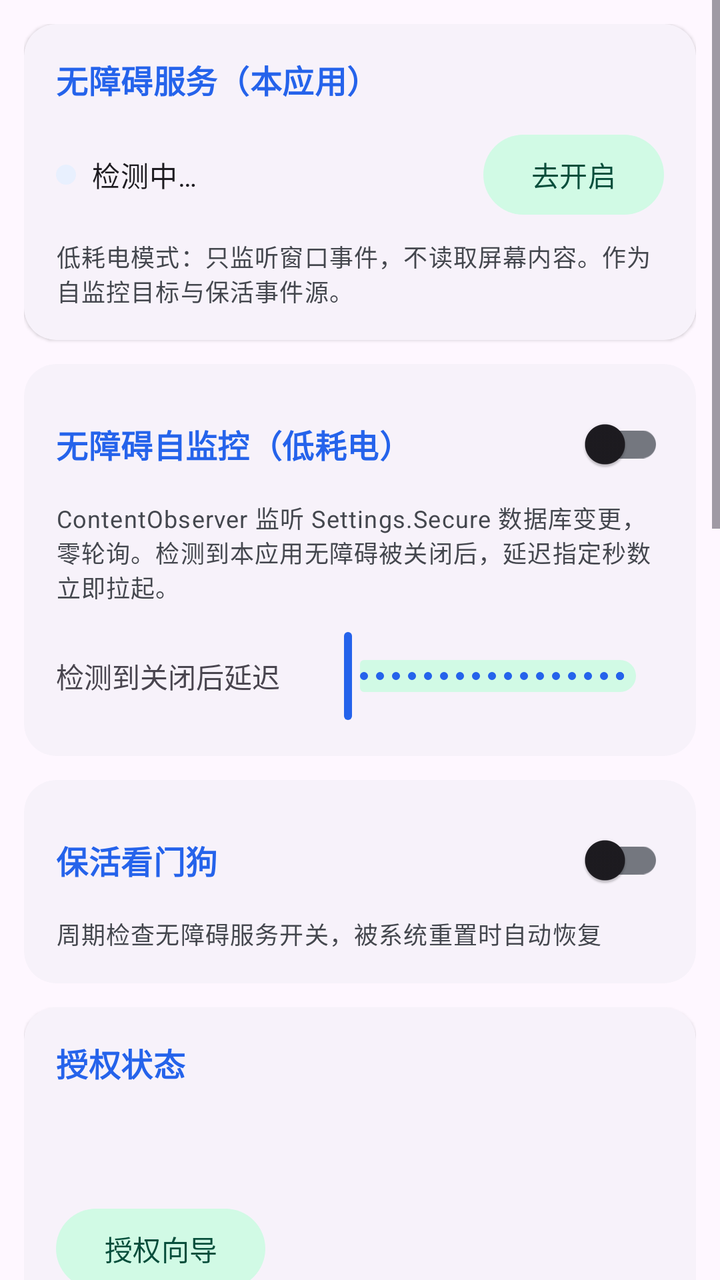
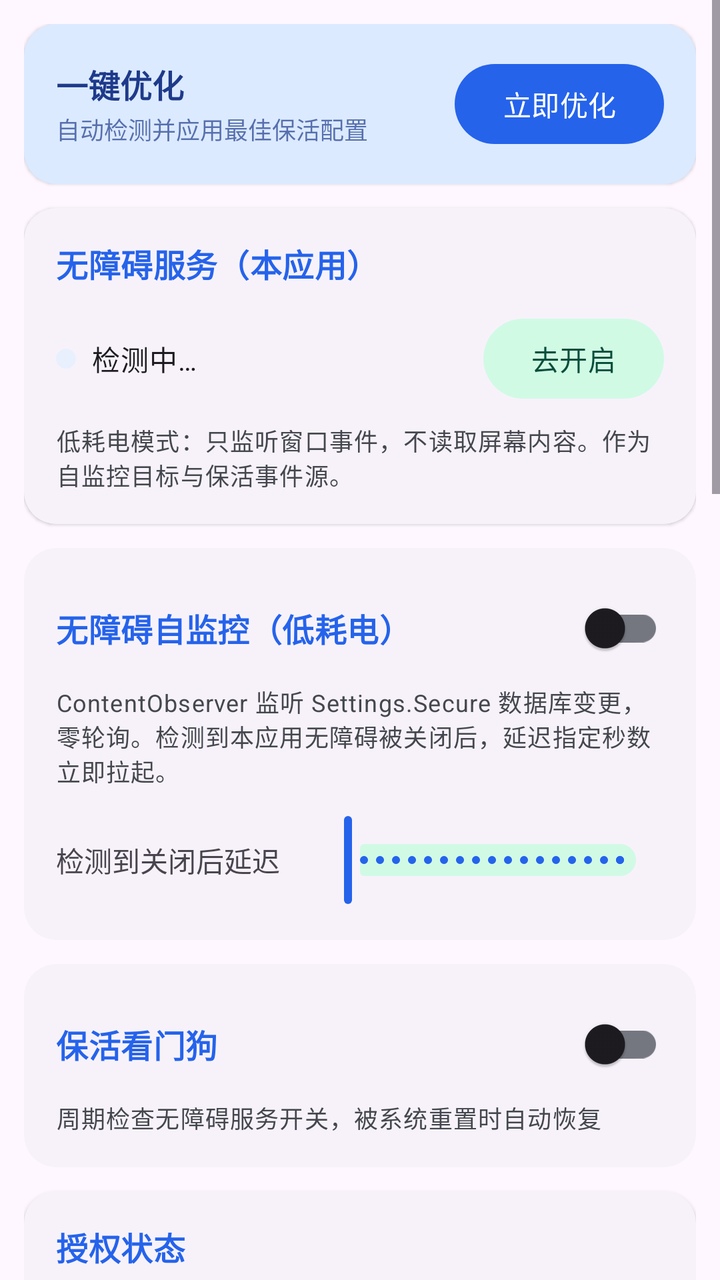

Before-and-after screenshots of an Android layout around one commit, followed by the original layout XML and the change that was made.
<!-- AndroidManifest.xml: application theme Theme.AccessibilityManagerPro -->
<!-- res/layout/fragment_home.xml -->
<?xml version="1.0" encoding="utf-8"?>
<ScrollView xmlns:android="http://schemas.android.com/apk/res/android"
    xmlns:app="http://schemas.android.com/apk/res-auto"
    android:layout_width="match_parent"
    android:layout_height="match_parent"
    android:fillViewport="true"
    android:clipToPadding="false"
    android:paddingBottom="88dp">

    <LinearLayout
        android:layout_width="match_parent"
        android:layout_height="wrap_content"
        android:orientation="vertical"
        android:padding="12dp">

        
        <com.google.android.material.card.MaterialCardView
            style="@style/Widget.Card"
            android:layout_width="match_parent"
            android:layout_height="wrap_content"
            android:layout_marginBottom="12dp">

            <LinearLayout
                android:layout_width="match_parent"
                android:layout_height="wrap_content"
                android:orientation="vertical"
                android:padding="16dp">

                <TextView
                    style="@style/TextAppearance.Section"
                    android:layout_width="wrap_content"
                    android:layout_height="wrap_content"
                    android:text="@string/home_self_access_title" />

                <LinearLayout
                    android:layout_width="match_parent"
                    android:layout_height="wrap_content"
                    android:orientation="horizontal"
                    android:gravity="center_vertical"
                    android:layout_marginTop="12dp">

                    <View
                        android:id="@+id/self_access_dot"
                        android:layout_width="10dp"
                        android:layout_height="10dp"
                        android:background="@drawable/badge_chip" />

                    <TextView
                        android:id="@+id/self_access_status"
                        android:layout_width="0dp"
                        android:layout_height="wrap_content"
                        android:layout_weight="1"
                        android:layout_marginStart="8dp"
                        android:text="@string/status_checking"
                        android:textAppearance="?attr/textAppearanceBodyMedium" />

                    <com.google.android.material.button.MaterialButton
                        android:id="@+id/btn_enable_self_access"
                        style="@style/Widget.Material3.Button.TonalButton"
                        android:layout_width="wrap_content"
                        android:layout_height="wrap_content"
                        android:text="@string/home_enable" />
                </LinearLayout>

                <TextView
                    android:layout_width="match_parent"
                    android:layout_height="wrap_content"
                    android:layout_marginTop="8dp"
                    android:text="@string/home_self_access_desc"
                    android:textAppearance="?attr/textAppearanceBodySmall"
                    android:textColor="?attr/colorOnSurfaceVariant" />
            </LinearLayout>
        </com.google.android.material.card.MaterialCardView>

        
        <com.google.android.material.card.MaterialCardView
            style="@style/Widget.Card"
            android:layout_width="match_parent"
            android:layout_height="wrap_content"
            android:layout_marginBottom="12dp">

            <LinearLayout
                android:layout_width="match_parent"
                android:layout_height="wrap_content"
                android:orientation="vertical"
                android:padding="16dp">

                <LinearLayout
                    android:layout_width="match_parent"
                    android:layout_height="wrap_content"
                    android:orientation="horizontal"
                    android:gravity="center_vertical">

                    <TextView
                        style="@style/TextAppearance.Section"
                        android:layout_width="0dp"
                        android:layout_height="wrap_content"
                        android:layout_weight="1"
                        android:text="@string/home_self_guard_title" />

                    <com.google.android.material.switchmaterial.SwitchMaterial
                        android:id="@+id/switch_self_guard"
                        android:layout_width="wrap_content"
                        android:layout_height="wrap_content" />
                </LinearLayout>

                <TextView
                    android:layout_width="match_parent"
                    android:layout_height="wrap_content"
                    android:layout_marginTop="4dp"
                    android:text="@string/home_self_guard_desc"
                    android:textAppearance="?attr/textAppearanceBodySmall"
                    android:textColor="?attr/colorOnSurfaceVariant" />

                <LinearLayout
                    android:layout_width="match_parent"
                    android:layout_height="wrap_content"
                    android:orientation="horizontal"
                    android:gravity="center_vertical"
                    android:layout_marginTop="12dp">

                    <TextView
                        android:layout_width="0dp"
                        android:layout_height="wrap_content"
                        android:layout_weight="1"
                        android:text="@string/home_self_guard_delay" />

                    <TextView
                        android:id="@+id/tv_guard_delay"
                        android:layout_width="wrap_content"
                        android:layout_height="wrap_content"
                        android:textColor="?attr/colorPrimary"
                        android:textStyle="bold" />

                    <com.google.android.material.slider.Slider
                        android:id="@+id/slider_guard_delay"
                        android:layout_width="180dp"
                        android:layout_height="wrap_content"
                        android:valueFrom="0.5"
                        android:valueTo="10"
                        android:stepSize="0.5"
                        app:labelBehavior="gone" />
                </LinearLayout>
            </LinearLayout>
        </com.google.android.material.card.MaterialCardView>

        
        <com.google.android.material.card.MaterialCardView
            style="@style/Widget.Card"
            android:layout_width="match_parent"
            android:layout_height="wrap_content"
            android:layout_marginBottom="12dp">

            <LinearLayout
                android:layout_width="match_parent"
                android:layout_height="wrap_content"
                android:orientation="vertical"
                android:padding="16dp">

                <LinearLayout
                    android:layout_width="match_parent"
                    android:layout_height="wrap_content"
                    android:orientation="horizontal"
                    android:gravity="center_vertical">

                    <TextView
                        style="@style/TextAppearance.Section"
                        android:layout_width="0dp"
                        android:layout_height="wrap_content"
                        android:layout_weight="1"
                        android:text="@string/status_watchdog" />

                    <com.google.android.material.switchmaterial.SwitchMaterial
                        android:id="@+id/switch_watchdog"
                        android:layout_width="wrap_content"
                        android:layout_height="wrap_content" />
                </LinearLayout>

                <TextView
                    android:layout_width="match_parent"
                    android:layout_height="wrap_content"
                    android:layout_marginTop="4dp"
                    android:text="@string/settings_watchdog_summary"
                    android:textAppearance="?attr/textAppearanceBodySmall"
                    android:textColor="?attr/colorOnSurfaceVariant" />
            </LinearLayout>
        </com.google.android.material.card.MaterialCardView>

        
        <com.google.android.material.card.MaterialCardView
            style="@style/Widget.Card"
            android:layout_width="match_parent"
            android:layout_height="wrap_content"
            android:layout_marginBottom="12dp">

            <LinearLayout
                android:layout_width="match_parent"
                android:layout_height="wrap_content"
                android:orientation="vertical"
                android:padding="16dp">

                <TextView
                    style="@style/TextAppearance.Section"
                    android:layout_width="wrap_content"
                    android:layout_height="wrap_content"
                    android:text="@string/status_title" />

                <TextView
                    android:id="@+id/tv_channel"
                    android:layout_width="match_parent"
                    android:layout_height="wrap_content"
                    android:layout_marginTop="8dp"
                    android:textAppearance="?attr/textAppearanceBodyMedium" />

                
                <TextView
                    android:id="@+id/tv_shizuku_status"
                    android:layout_width="match_parent"
                    android:layout_height="wrap_content"
                    android:layout_marginTop="6dp"
                    android:textAppearance="?attr/textAppearanceBodySmall"
                    android:textColor="?attr/colorOnSurfaceVariant" />

                <com.google.android.material.button.MaterialButton
                    android:id="@+id/btn_shizuku_grant"
                    style="@style/Widget.Material3.Button.TonalButton"
                    android:layout_width="wrap_content"
                    android:layout_height="wrap_content"
                    android:layout_marginTop="4dp"
                    android:text="@string/status_shizuku_grant"
                    android:visibility="gone" />

                <com.google.android.material.button.MaterialButton
                    android:id="@+id/btn_guide"
                    style="@style/Widget.Material3.Button.TonalButton"
                    android:layout_width="wrap_content"
                    android:layout_height="wrap_content"
                    android:layout_marginTop="8dp"
                    android:text="@string/status_go_guide" />

                <com.google.android.material.button.MaterialButton
                    android:id="@+id/btn_access_perm_entry"
                    style="@style/Widget.Material3.Button.OutlinedButton"
                    android:layout_width="match_parent"
                    android:layout_height="wrap_content"
                    android:layout_marginTop="8dp"
                    app:icon="@drawable/ic_gesture"
                    app:iconGravity="textStart"
                    android:text="@string/accperm_entry_title" />

                <com.google.android.material.button.MaterialButton
                    android:id="@+id/btn_perm_mgr_entry"
                    style="@style/Widget.Material3.Button.OutlinedButton"
                    android:layout_width="match_parent"
                    android:layout_height="wrap_content"
                    android:layout_marginTop="8dp"
                    app:icon="@drawable/ic_key"
                    app:iconGravity="textStart"
                    android:text="@string/permmgr_entry_title" />
            </LinearLayout>
        </com.google.android.material.card.MaterialCardView>

        
        <com.google.android.material.card.MaterialCardView
            style="@style/Widget.Card"
            android:layout_width="match_parent"
            android:layout_height="wrap_content"
            android:layout_marginBottom="12dp">

            <LinearLayout
                android:layout_width="match_parent"
                android:layout_height="wrap_content"
                android:orientation="vertical"
                android:padding="16dp">

                <TextView
                    style="@style/TextAppearance.Section"
                    android:layout_width="match_parent"
                    android:layout_height="wrap_content"
                    android:text="@string/health_dashboard_title" />

                <TextView
                    android:id="@+id/tv_health_level"
                    android:layout_width="match_parent"
                    android:layout_height="wrap_content"
                    android:layout_marginTop="4dp"
                    android:textAppearance="?attr/textAppearanceBodySmall"
                    android:textColor="?attr/colorOnSurfaceVariant"
                    android:text="@string/status_checking" />

                <LinearLayout
                    android:layout_width="match_parent"
                    android:layout_height="wrap_content"
                    android:orientation="horizontal"
                    android:layout_marginTop="12dp">

                    <LinearLayout
                        android:layout_width="0dp"
                        android:layout_height="wrap_content"
                        android:layout_weight="1"
                        android:orientation="vertical"
                        android:gravity="center_horizontal">

                        <TextView
                            android:id="@+id/tv_health_uptime"
                            android:layout_width="wrap_content"
                            android:layout_height="wrap_content"
                            android:textColor="?attr/colorPrimary"
                            android:textSize="16sp"
                            android:textStyle="bold"
                            android:text="--" />

                        <TextView
                            android:layout_width="wrap_content"
                            android:layout_height="wrap_content"
                            android:text="@string/health_uptime"
                            android:textAppearance="?attr/textAppearanceBodySmall" />
                    </LinearLayout>

                    <LinearLayout
                        android:layout_width="0dp"
                        android:layout_height="wrap_content"
                        android:layout_weight="1"
                        android:orientation="vertical"
                        android:gravity="center_horizontal">

                        <TextView
                            android:id="@+id/tv_health_killed"
                            android:layout_width="wrap_content"
                            android:layout_height="wrap_content"
                            android:textColor="?attr/colorError"
                            android:textSize="16sp"
                            android:textStyle="bold"
                            android:text="--" />

                        <TextView
                            android:layout_width="wrap_content"
                            android:layout_height="wrap_content"
                            android:text="@string/health_killed_today"
                            android:textAppearance="?attr/textAppearanceBodySmall" />
                    </LinearLayout>

                    <LinearLayout
                        android:layout_width="0dp"
                        android:layout_height="wrap_content"
                        android:layout_weight="1"
                        android:orientation="vertical"
                        android:gravity="center_horizontal">

                        <TextView
                            android:id="@+id/tv_health_success"
                            android:layout_width="wrap_content"
                            android:layout_height="wrap_content"
                            android:textColor="?attr/colorPrimary"
                            android:textSize="16sp"
                            android:textStyle="bold"
                            android:text="--" />

                        <TextView
                            android:layout_width="wrap_content"
                            android:layout_height="wrap_content"
                            android:text="@string/health_success_rate"
                            android:textAppearance="?attr/textAppearanceBodySmall" />
                    </LinearLayout>
                </LinearLayout>

                <LinearLayout
                    android:layout_width="match_parent"
                    android:layout_height="wrap_content"
                    android:orientation="horizontal"
                    android:layout_marginTop="8dp">

                    <TextView
                        android:id="@+id/tv_heartbeat_mode"
                        android:layout_width="wrap_content"
                        android:layout_height="wrap_content"
                        android:textAppearance="?attr/textAppearanceBodySmall"
                        android:textColor="?attr/colorOnSurfaceVariant" />

                    <TextView
                        android:layout_width="0dp"
                        android:layout_height="wrap_content"
                        android:layout_weight="1" />

                    <TextView
                        android:id="@+id/tv_battery_drain"
                        android:layout_width="wrap_content"
                        android:layout_height="wrap_content"
                        android:textAppearance="?attr/textAppearanceBodySmall"
                        android:textColor="?attr/colorOnSurfaceVariant" />
                </LinearLayout>
            </LinearLayout>
        </com.google.android.material.card.MaterialCardView>

        
        <com.google.android.material.card.MaterialCardView
            style="@style/Widget.Card"
            android:layout_width="match_parent"
            android:layout_height="wrap_content"
            android:layout_marginBottom="12dp">

            <LinearLayout
                android:layout_width="match_parent"
                android:layout_height="wrap_content"
                android:orientation="vertical"
                android:padding="16dp">

                <TextView
                    style="@style/TextAppearance.Section"
                    android:layout_width="wrap_content"
                    android:layout_height="wrap_content"
                    android:text="@string/home_stats" />

                <LinearLayout
                    android:layout_width="match_parent"
                    android:layout_height="wrap_content"
                    android:orientation="horizontal"
                    android:layout_marginTop="12dp">

                    <LinearLayout
                        android:layout_width="0dp"
                        android:layout_height="wrap_content"
                        android:layout_weight="1"
                        android:orientation="vertical"
                        android:gravity="center_horizontal">

                        <TextView
                            android:id="@+id/tv_stat_protected"
                            android:layout_width="wrap_content"
                            android:layout_height="wrap_content"
                            android:textColor="?attr/colorPrimary"
                            android:textSize="28sp"
                            android:textStyle="bold" />

                        <TextView
                            android:layout_width="wrap_content"
                            android:layout_height="wrap_content"
                            android:text="@string/home_stat_protected"
                            android:textAppearance="?attr/textAppearanceBodySmall" />
                    </LinearLayout>

                    <LinearLayout
                        android:layout_width="0dp"
                        android:layout_height="wrap_content"
                        android:layout_weight="1"
                        android:orientation="vertical"
                        android:gravity="center_horizontal">

                        <TextView
                            android:id="@+id/tv_stat_relaunch"
                            android:layout_width="wrap_content"
                            android:layout_height="wrap_content"
                            android:textColor="?attr/colorSecondary"
                            android:textSize="28sp"
                            android:textStyle="bold" />

                        <TextView
                            android:layout_width="wrap_content"
                            android:layout_height="wrap_content"
                            android:text="@string/home_stat_relaunch"
                            android:textAppearance="?attr/textAppearanceBodySmall" />
                    </LinearLayout>

                    <LinearLayout
                        android:layout_width="0dp"
                        android:layout_height="wrap_content"
                        android:layout_weight="1"
                        android:orientation="vertical"
                        android:gravity="center_horizontal">

                        <TextView
                            android:id="@+id/tv_stat_block"
                            android:layout_width="wrap_content"
                            android:layout_height="wrap_content"
                            android:textColor="?attr/colorOnSurfaceVariant"
                            android:textSize="28sp"
                            android:textStyle="bold" />

                        <TextView
                            android:layout_width="wrap_content"
                            android:layout_height="wrap_content"
                            android:text="@string/home_stat_block"
                            android:textAppearance="?attr/textAppearanceBodySmall" />
                    </LinearLayout>
                </LinearLayout>
            </LinearLayout>
        </com.google.android.material.card.MaterialCardView>

        
        <com.google.android.material.card.MaterialCardView
            style="@style/Widget.Card"
            android:layout_width="match_parent"
            android:layout_height="wrap_content"
            android:layout_marginBottom="12dp">

            <LinearLayout
                android:layout_width="match_parent"
                android:layout_height="wrap_content"
                android:orientation="vertical"
                android:padding="16dp">

                <TextView
                    style="@style/TextAppearance.Section"
                    android:layout_width="wrap_content"
                    android:layout_height="wrap_content"
                    android:text="@string/home_entries" />

                <com.google.android.material.button.MaterialButton
                    android:id="@+id/btn_services_entry"
                    style="@style/Widget.Material3.Button.OutlinedButton"
                    android:layout_width="match_parent"
                    android:layout_height="wrap_content"
                    android:layout_marginTop="8dp"
                    android:text="@string/tab_services" />

                <com.google.android.material.button.MaterialButton
                    android:id="@+id/btn_monitor_entry"
                    style="@style/Widget.Material3.Button.OutlinedButton"
                    android:layout_width="match_parent"
                    android:layout_height="wrap_content"
                    android:layout_marginTop="8dp"
                    android:text="@string/tab_monitor" />

                <com.google.android.material.button.MaterialButton
                    android:id="@+id/btn_settings_entry"
                    style="@style/Widget.Material3.Button.OutlinedButton"
                    android:layout_width="match_parent"
                    android:layout_height="wrap_content"
                    android:layout_marginTop="8dp"
                    android:text="@string/tab_settings" />
            </LinearLayout>
        </com.google.android.material.card.MaterialCardView>
    </LinearLayout>
</ScrollView>
<!-- resources referenced by this layout -->
<resources>
  <!-- drawable badge_chip (drawable) -->
  <?xml version="1.0" encoding="utf-8"?>
  <shape xmlns:android="http://schemas.android.com/apk/res/android" android:shape="rectangle">
      <solid android:color="@color/chip_bg" />
      <corners android:radius="20dp" />
  </shape>
  <!-- drawable ic_key (drawable) -->
  <?xml version="1.0" encoding="utf-8"?>
  <vector xmlns:android="http://schemas.android.com/apk/res/android"
      android:width="24dp" android:height="24dp"
      android:viewportWidth="24" android:viewportHeight="24">
      <path android:fillColor="#FF000000"
          android:pathData="M20,5H4c-1.1,0 -1.99,0.9 -1.99,2L2,17c0,1.1 0.9,2 2,2h16c1.1,0 2,-0.9 2,-2V7c0,-1.1 -0.9,-2 -2,-2zM11,8h2v2h-2V8zM11,11h2v2h-2v-2zM8,8h2v2H8V8zM8,11h2v2H8v-2zM7,13H5v-2h2v2zM7,10H5V8h2v2zM16,17H8v-2h8v2zM16,13h-2v-2h2v2zM16,10h-2V8h2v2zM19,13h-2v-2h2v2zM19,10h-2V8h2v2z" />
  </vector>
  <string name="accperm_entry_title">无障碍权限（应用开关 · 锁定）</string>
  <string name="health_dashboard_title">仪表盘</string>
  <string name="health_killed_today">今日被杀</string>
  <string name="health_success_rate">拉起成功率</string>
  <string name="health_uptime">存活时长</string>
  <string name="home_enable">去开启</string>
  <string name="home_entries">快捷入口</string>
  <string name="home_self_access_desc">低耗电模式：只监听窗口事件，不读取屏幕内容。作为自监控目标与保活事件源。</string>
  <string name="home_self_access_title">无障碍服务（本应用）</string>
  <string name="home_self_guard_delay">检测到关闭后延迟</string>
  <string name="home_self_guard_desc">ContentObserver 监听 Settings.Secure 数据库变更，零轮询。检测到本应用无障碍被关闭后，延迟指定秒数立即拉起。</string>
  <string name="home_self_guard_title">无障碍自监控（低耗电）</string>
  <string name="home_stat_block">拦截通知</string>
  <string name="home_stat_protected">保活中</string>
  <string name="home_stat_relaunch">今日拉起</string>
  <string name="home_stats">今日统计</string>
  <string name="permmgr_entry_title">权限管理（系统级）</string>
  <string name="settings_watchdog_summary">周期检查无障碍服务开关，被系统重置时自动恢复</string>
  <string name="status_checking">检测中…</string>
  <string name="status_go_guide">授权向导</string>
  <string name="status_shizuku_grant">一键授权 Shizuku</string>
  <string name="status_title">授权状态</string>
  <string name="status_watchdog">保活看门狗</string>
  <string name="tab_monitor">监控</string>
  <string name="tab_services">服务</string>
  <string name="tab_settings">设置</string>
  <style name="TextAppearance.Section" parent="TextAppearance.Material3.TitleMedium">
          <item name="android:textColor">?attr/colorPrimary</item>
          <item name="android:textStyle">bold</item>
      </style>
  <style name="Widget.Card" parent="Widget.Material3.CardView.Elevated">
          <item name="cardCornerRadius">16dp</item>
          <item name="cardElevation">1dp</item>
          <item name="strokeWidth">0dp</item>
      </style>
  <color name="chip_bg">#E8F0FE</color>
  <color name="primary">#2563EB</color>
  <color name="on_primary">#FFFFFF</color>
  <color name="primary_container">#DBEAFE</color>
  <color name="on_primary_container">#1E3A8A</color>
  <color name="secondary">#059669</color>
  <color name="on_secondary">#FFFFFF</color>
  <color name="secondary_container">#D1FAE5</color>
  <color name="on_secondary_container">#064E3B</color>
  <color name="surface_variant">#EEF1F6</color>
  <color name="on_surface_variant">#44474E</color>
  <color name="outline">#74777F</color>
</resources>

<!-- the commit's change to res/layout/fragment_home.xml (unified diff, before → after) -->
@@ -18,6 +18,54 @@
             style="@style/Widget.Card"
             android:layout_width="match_parent"
             android:layout_height="wrap_content"
+            android:layout_marginBottom="12dp"
+            app:cardBackgroundColor="?attr/colorPrimaryContainer">
+
+            <LinearLayout
+                android:layout_width="match_parent"
+                android:layout_height="wrap_content"
+                android:orientation="horizontal"
+                android:gravity="center_vertical"
+                android:padding="16dp">
+
+                <LinearLayout
+                    android:layout_width="0dp"
+                    android:layout_height="wrap_content"
+                    android:layout_weight="1"
+                    android:orientation="vertical">
+
+                    <TextView
+                        android:layout_width="wrap_content"
+                        android:layout_height="wrap_content"
+                        android:text="@string/home_one_click_optimize"
+                        android:textStyle="bold"
+                        android:textSize="16sp"
+                        android:textColor="?attr/colorOnPrimaryContainer" />
+
+                    <TextView
+                        android:layout_width="wrap_content"
+                        android:layout_height="wrap_content"
+                        android:text="@string/home_one_click_optimize_desc"
+                        android:textSize="12sp"
+                        android:textColor="?attr/colorOnPrimaryContainer"
+                        android:alpha="0.7"
+                        android:layout_marginTop="2dp" />
+                </LinearLayout>
+
+                <com.google.android.material.button.MaterialButton
+                    android:id="@+id/btnOneClickOptimize"
+                    android:layout_width="wrap_content"
+                    android:layout_height="wrap_content"
+                    android:text="@string/home_optimize_btn"
+                    android:textAllCaps="false" />
+            </LinearLayout>
+        </com.google.android.material.card.MaterialCardView>
+
+        
+        <com.google.android.material.card.MaterialCardView
+            style="@style/Widget.Card"
+            android:layout_width="match_parent"
+            android:layout_height="wrap_content"
             android:layout_marginBottom="12dp">
 
             <LinearLayout
<!-- resource entries referenced after the edit -->
@@ -21,6 +21,9 @@
   <string name="health_uptime">存活时长</string>
   <string name="home_enable">去开启</string>
   <string name="home_entries">快捷入口</string>
+  <string name="home_one_click_optimize">一键优化</string>
+  <string name="home_one_click_optimize_desc">自动检测并应用最佳保活配置</string>
+  <string name="home_optimize_btn">立即优化</string>
   <string name="home_self_access_desc">低耗电模式：只监听窗口事件，不读取屏幕内容。作为自监控目标与保活事件源。</string>
   <string name="home_self_access_title">无障碍服务（本应用）</string>
   <string name="home_self_guard_delay">检测到关闭后延迟</string>
